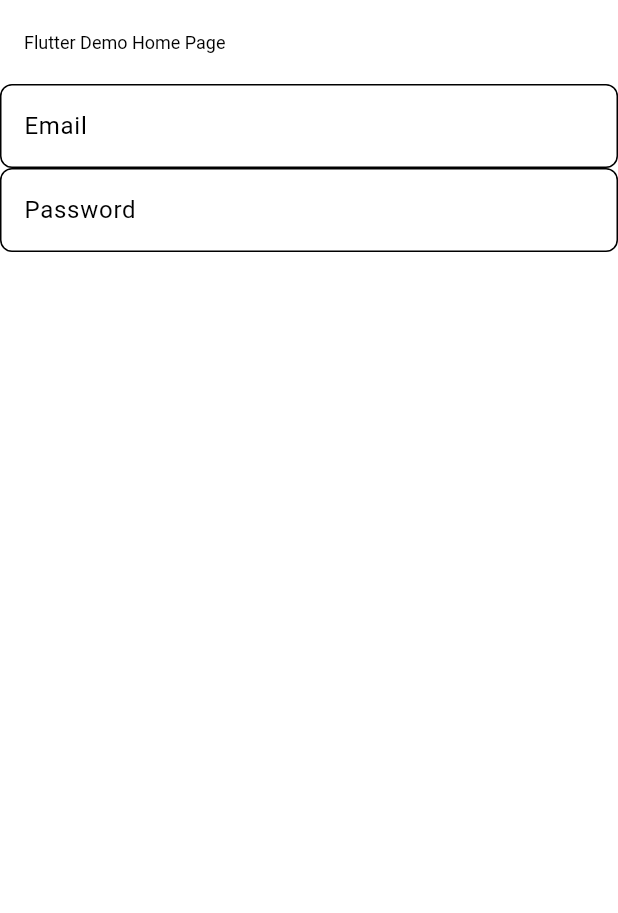
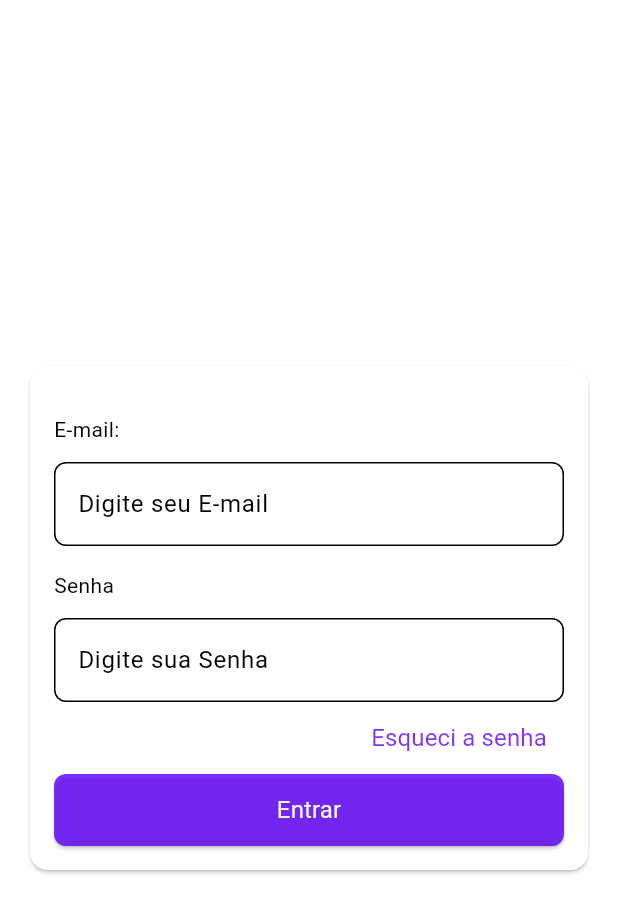
Before and after one commit to tiancris01/CUSTOM_ATOMIC_DESIGN_CO, a Flutter app: the screen it shows after launch, on a phone screen of 412 x 824 dp. Shown: the top 913 px of the screen. Run offline on Flutter 3.47's test engine with Material 3 defaults, Android fonts, the phone set to English and light mode, and no system bars.

Commit message:
feat: Add sign-in card organism component

````diff
--- a/example/lib/main.dart
+++ b/example/lib/main.dart
@@ -1,4 +1,5 @@
 import 'package:custom_atomic_design_co/custom_atomic_design_co.dart';
+import 'package:example/pages/sign_in_page.dart';
 import 'package:flutter/material.dart';
 
 void main() {
@@ -13,39 +14,7 @@ class MyApp extends StatelessWidget {
     return MaterialApp(
       title: 'Flutter Demo',
       theme: appLightTheme,
-      home: const MyHomePage(title: 'Flutter Demo Home Page'),
+      home: const SignInPage(),
     );
   }
 }
-
-class MyHomePage extends StatefulWidget {
-  const MyHomePage({super.key, required this.title});
-
-  final String title;
-
-  @override
-  State<MyHomePage> createState() => _MyHomePageState();
-}
-
-class _MyHomePageState extends State<MyHomePage> {
-  @override
-  Widget build(BuildContext context) {
-    return Scaffold(
-      appBar: AppBar(
-        title: Text(widget.title),
-      ),
-      body: const Column(
-        children: [
-          TextFieldAtom(
-            hintText: 'Email',
-            keyboardType: TextInputType.emailAddress,
-          ),
-          TextFieldAtom.password(
-            hintText: 'Password',
-            isPassword: true,
-          ),
-        ],
-      ),
-    );
-  }
-}
--- /dev/null
+++ b/example/lib/pages/sign_in_page.dart
@@ -0,0 +1,25 @@
+import 'package:custom_atomic_design_co/custom_atomic_design_co.dart';
+import 'package:flutter/material.dart';
+
+class SignInPage extends StatelessWidget {
+  const SignInPage({super.key});
+
+  @override
+  Widget build(BuildContext context) {
+    return SignInTemplate(
+      title: 'Sign In',
+      signInCardInputParams: const SignInCardInputParams(
+        emailText: 'E-mail:',
+        emailTextFieldHint: 'Digite seu E-mail',
+        passwordText: 'Senha',
+        passwordTextFieldHint: 'Digite sua Senha',
+      ),
+      signInCardButtonParams: SignInCardButtonParams(
+        forgotPasswordText: 'Esqueci a senha',
+        buttonText: 'Entrar',
+        onForgotPasswordTap: () {},
+        onButtonTap: () {},
+      ),
+    );
+  }
+}
--- a/lib/custom_atomic_design_co.dart
+++ b/lib/custom_atomic_design_co.dart
@@ -4,3 +4,5 @@ library custom_atomic_design_co;
 
 export 'src/features/sing_in/atoms/sing_in_atoms.dart';
 export 'src/tokens/theme/theme.dart';
+export 'src/features/sing_in/templates/templates.dart';
+export 'src/features/sing_in/templates/params/params.dart';
--- a/lib/src/features/sing_in/atoms/button_atom.dart
+++ b/lib/src/features/sing_in/atoms/button_atom.dart
@@ -7,8 +7,8 @@ import 'package:flutter/material.dart';
 /// This is the main button used in the app.
 class ButtonAtom extends StatelessWidget {
   /// Constructor for the MainButton. the button has no border.
-  /// [label] and [onPressed] are both required.
-  /// [label] is the text displayed on the button.
+  ///  [onPressed] and [child] are  required.
+  /// is the text displayed on the button.
   /// [onPressed] is the callback function when the button is pressed.
   ///
   /// example:
@@ -23,15 +23,15 @@ class ButtonAtom extends StatelessWidget {
   /// ```
   const ButtonAtom({
     super.key,
-    required String label,
+    required Widget child,
     required VoidCallback onPressed,
-  })  : _label = label,
+  })  : _child = child,
         _hasBorder = false,
         _onPressed = onPressed;
 
   /// This constructor is used when the button has a border.
-  /// [label] and [onPressed] are both required.
-  /// [label] is the text displayed on the button.
+  ///  [onPressed] and [child] are  required.
+  /// is the text displayed on the button.
   /// [onPressed] is the callback function when the button is pressed.
   ///
   /// example:
@@ -46,13 +46,14 @@ class ButtonAtom extends StatelessWidget {
   /// ```
   const ButtonAtom.border({
     super.key,
+    required Widget child,
     required String label,
     required VoidCallback onPressed,
-  })  : _label = label,
+  })  : _child = child,
         _hasBorder = true,
         _onPressed = onPressed;
 
-  final String _label;
+  final Widget _child;
   final bool _hasBorder;
   final VoidCallback _onPressed;
 
@@ -80,7 +81,7 @@ class ButtonAtom extends StatelessWidget {
         ),
       ),
       onPressed: _onPressed,
-      child: Text(_label),
+      child: _child,
     );
   }
 }
--- a/lib/src/features/sing_in/organisms/sign_in_card_organism.dart
+++ b/lib/src/features/sing_in/organisms/sign_in_card_organism.dart
@@ -1,5 +1,6 @@
 import 'package:custom_atomic_design_co/custom_atomic_design_co.dart';
 import 'package:custom_atomic_design_co/src/features/sing_in/molecules/sign_input_molecule.dart';
+import 'package:custom_atomic_design_co/src/features/sing_in/templates/params/params.dart';
 import 'package:custom_atomic_design_co/src/foundatiosn/size_foundations.dart';
 import 'package:flutter/material.dart';
 
@@ -17,7 +18,7 @@ class SignInCardOrganism extends StatelessWidget {
   Widget build(BuildContext context) {
     return Card(
       child: Padding(
-        padding: const EdgeInsets.all(AppSizes.r_16),
+        padding: EdgeInsets.all(SizeFoundations.radius.r_16),
         child: Column(
           children: [
             SignInInputMolecule(
--- /dev/null
+++ b/lib/src/features/sing_in/templates/params/params.dart
@@ -0,0 +1 @@
+export 'sign_in_template_params.dart';
--- /dev/null
+++ b/lib/src/features/sing_in/templates/params/sign_in_template_params.dart
@@ -0,0 +1,31 @@
+import 'package:flutter/material.dart';
+
+class SignInCardInputParams {
+  final String emailText;
+  final String passwordText;
+
+  final String emailTextFieldHint;
+  final String passwordTextFieldHint;
+
+  const SignInCardInputParams({
+    required this.emailText,
+    required this.passwordText,
+    required this.emailTextFieldHint,
+    required this.passwordTextFieldHint,
+  });
+}
+
+class SignInCardButtonParams {
+  final String forgotPasswordText;
+  final String buttonText;
+
+  final VoidCallback onForgotPasswordTap;
+  final VoidCallback onButtonTap;
+
+  const SignInCardButtonParams({
+    required this.forgotPasswordText,
+    required this.buttonText,
+    required this.onForgotPasswordTap,
+    required this.onButtonTap,
+  });
+}
--- /dev/null
+++ b/lib/src/features/sing_in/templates/sign_in_template.dart
@@ -0,0 +1,42 @@
+import 'package:custom_atomic_design_co/src/features/sing_in/organisms/sign_in_card_organism.dart';
+import 'package:custom_atomic_design_co/src/foundatiosn/size_foundations.dart';
+import 'package:flutter/material.dart';
+
+import 'params/sign_in_template_params.dart';
+
+class SignInTemplate extends StatelessWidget {
+  final String title;
+
+  final SignInCardInputParams signInCardInputParams;
+  final SignInCardButtonParams signInCardButtonParams;
+
+  const SignInTemplate({
+    super.key,
+    required this.title,
+    required this.signInCardInputParams,
+    required this.signInCardButtonParams,
+  });
+
+  @override
+  Widget build(BuildContext context) {
+    return Scaffold(
+      // appBar: AppBarAtom.transparent(title: title),
+      body: SafeArea(
+        child: Padding(
+          padding: EdgeInsets.all(SizeFoundations.size.w_16),
+          child: Column(
+            mainAxisAlignment: MainAxisAlignment.center,
+            children: [
+              SizedBox(height: SizeFoundations.size.w_16),
+              SignInCardOrganism(
+                signInCardInputParams: signInCardInputParams,
+                signInCardButtonParams: signInCardButtonParams,
+              ),
+              SizedBox(height: SizeFoundations.size.w_16),
+            ],
+          ),
+        ),
+      ),
+    );
+  }
+}
--- /dev/null
+++ b/lib/src/features/sing_in/templates/templates.dart
@@ -0,0 +1 @@
+export 'sign_in_template.dart';
````
